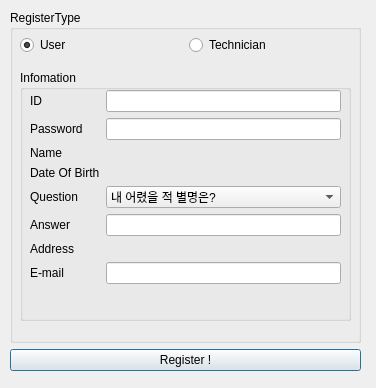
Qt form FiveOfRuler/RegisterDialog.ui (simneol/JuDeP) before a commit.
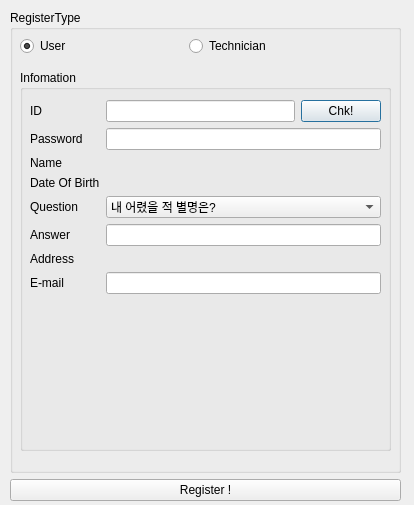
The same form after that commit.

Patch:
```diff
--- a/FiveOfRuler/RegisterDialog.ui
+++ b/FiveOfRuler/RegisterDialog.ui
@@ -6,8 +6,8 @@
    <rect>
     <x>0</x>
     <y>0</y>
-    <width>376</width>
-    <height>388</height>
+    <width>414</width>
+    <height>505</height>
    </rect>
   </property>
   <property name="windowTitle">
@@ -18,8 +18,8 @@
     <rect>
      <x>10</x>
      <y>10</y>
-     <width>351</width>
-     <height>361</height>
+     <width>391</width>
+     <height>491</height>
     </rect>
    </property>
    <layout class="QVBoxLayout" name="verticalLayout">
@@ -34,7 +34,7 @@
          <x>10</x>
          <y>20</y>
          <width>331</width>
-         <height>31</height>
+         <height>33</height>
         </rect>
        </property>
        <layout class="QHBoxLayout" name="horizontalLayout">
@@ -62,8 +62,8 @@
         <rect>
          <x>10</x>
          <y>60</y>
-         <width>331</width>
-         <height>251</height>
+         <width>371</width>
+         <height>381</height>
         </rect>
        </property>
        <property name="title">
@@ -73,9 +73,9 @@
         <property name="geometry">
          <rect>
           <x>10</x>
-          <y>20</y>
-          <width>311</width>
-          <height>221</height>
+          <y>30</y>
+          <width>351</width>
+          <height>341</height>
          </rect>
         </property>
         <layout class="QFormLayout" name="infoLayout">
@@ -135,9 +135,6 @@
            </property>
           </widget>
          </item>
-         <item row="0" column="1">
-          <widget class="QLineEdit" name="idLineEdit"/>
-         </item>
          <item row="1" column="1">
           <widget class="QLineEdit" name="pwLineEdit">
            <property name="echoMode">
@@ -176,6 +173,20 @@
          <item row="5" column="1">
           <widget class="QLineEdit" name="answerLineEdit"/>
          </item>
+         <item row="0" column="1">
+          <layout class="QHBoxLayout" name="horizontalLayout_2">
+           <item>
+            <widget class="QLineEdit" name="idLineEdit"/>
+           </item>
+           <item>
+            <widget class="QPushButton" name="idDuplicationCheck">
+             <property name="text">
+              <string>Chk!</string>
+             </property>
+            </widget>
+           </item>
+          </layout>
+         </item>
         </layout>
        </widget>
       </widget>
```
Left out of the diff: 1 changed line with no effect on the pictures.
